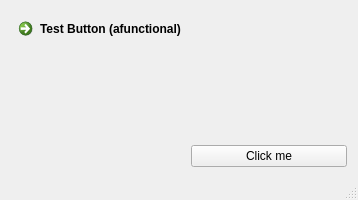
Nintersoft/QCustomWindow, file sample/CustomFrame-Static/testwindow.ui: the form before one commit.
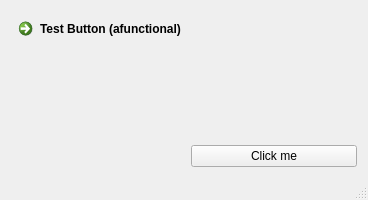
The form after the commit.

What changed in the file:
```diff
--- a/sample/CustomFrame-Static/testwindow.ui
+++ b/sample/CustomFrame-Static/testwindow.ui
@@ -6,7 +6,7 @@
    <rect>
     <x>0</x>
     <y>0</y>
-    <width>358</width>
+    <width>368</width>
     <height>200</height>
    </rect>
   </property>
@@ -24,6 +24,9 @@
     </item>
     <item row="1" column="1">
      <widget class="QPushButton" name="pushButton">
+      <property name="styleSheet">
+       <string notr="true"/>
+      </property>
       <property name="text">
        <string>Click me</string>
       </property>
```
